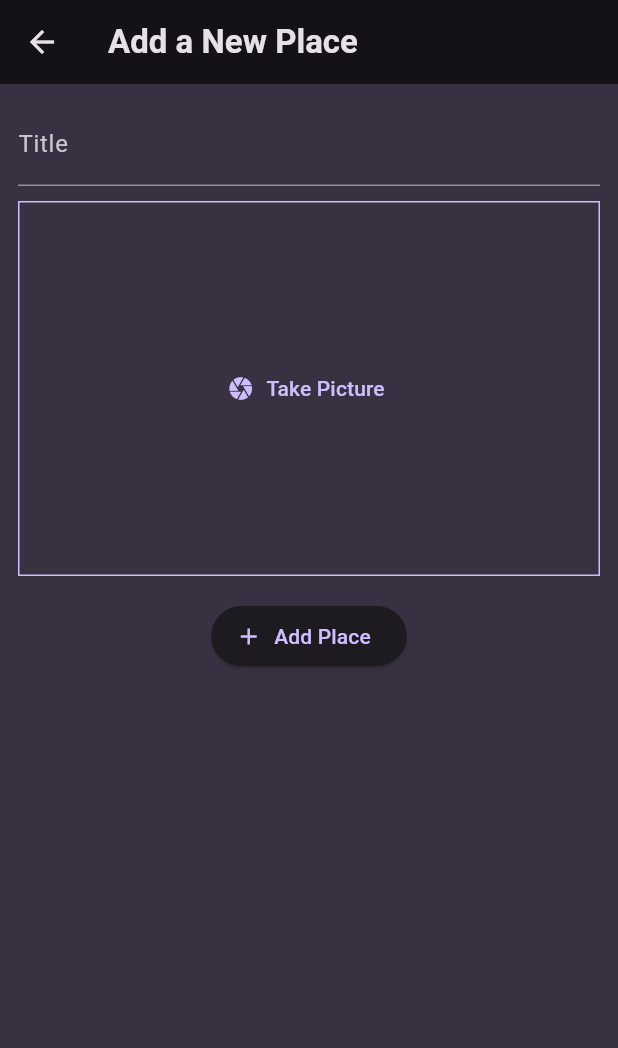
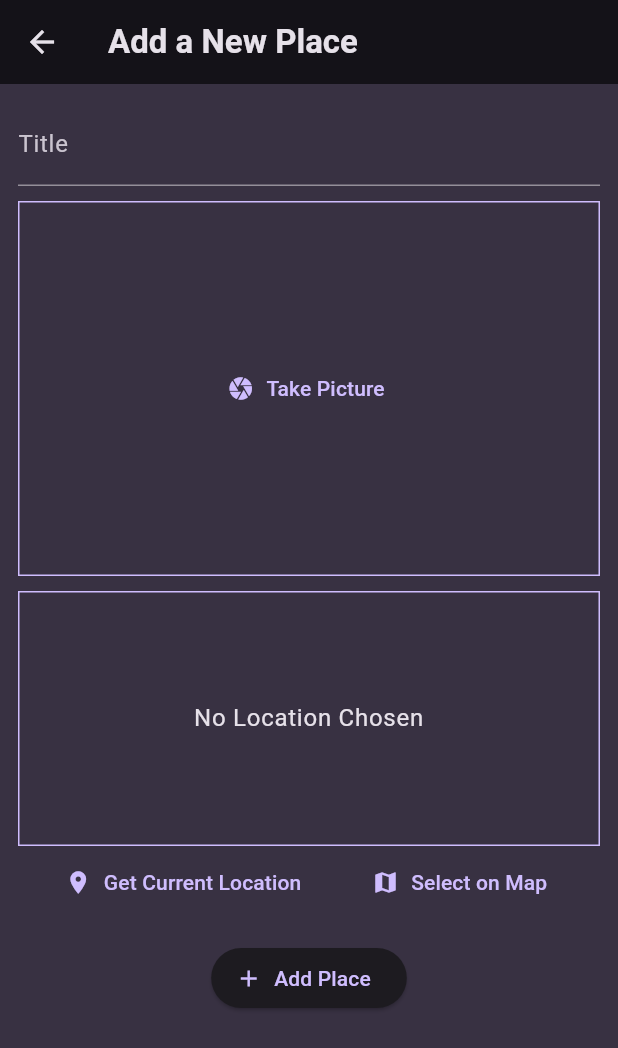
Before and after one commit to realbronoh/favorite-places, a Flutter app: the AddPlaceScreen screen opened directly, on a phone screen of 412 x 824 dp. Shown: the top 1048 px of the screen. Run offline on Flutter 3.47's test engine with Material 3 defaults, Android fonts, the phone set to English and light mode, and no system bars; our stand-ins replace flutter_riverpod, google_fonts, image_picker, location.

Commit message:
location lib setup

```diff
--- a/lib/screens/add_place.dart
+++ b/lib/screens/add_place.dart
@@ -2,6 +2,7 @@ import 'dart:io';
 
 import 'package:favorite_places/providers/user_places.dart';
 import 'package:favorite_places/widgets/image_input.dart';
+import 'package:favorite_places/widgets/location_input.dart';
 import 'package:flutter/material.dart';
 import 'package:flutter_riverpod/flutter_riverpod.dart';
 
@@ -62,6 +63,8 @@ class _AddPlaceScreenState extends ConsumerState<AddPlaceScreen> {
             ImageInput(
               onPickImage: _selectImage,
             ),
+            const SizedBox(height: 10),
+            const LocationInput(),
             const SizedBox(height: 16),
             ElevatedButton.icon(
               onPressed: _savePlace,
--- /dev/null
+++ b/lib/widgets/location_input.dart
@@ -0,0 +1,95 @@
+import 'package:flutter/material.dart';
+import 'package:location/location.dart';
+
+class LocationInput extends StatefulWidget {
+  const LocationInput({super.key});
+
+  @override
+  State<LocationInput> createState() => _LocationInputState();
+}
+
+class _LocationInputState extends State<LocationInput> {
+  Location? _pickedLocation;
+  bool _isGettingLocation = false;
+
+  void _getCurrentLocation() async {
+    Location location = Location();
+
+    bool serviceEnabled;
+    PermissionStatus permissionGranted;
+    LocationData locationData;
+
+    serviceEnabled = await location.serviceEnabled();
+    if (!serviceEnabled) {
+      serviceEnabled = await location.requestService();
+      if (!serviceEnabled) {
+        return;
+      }
+    }
+
+    permissionGranted = await location.hasPermission();
+    if (permissionGranted == PermissionStatus.denied) {
+      permissionGranted = await location.requestPermission();
+      if (permissionGranted != PermissionStatus.granted) {
+        return;
+      }
+    }
+
+    setState(() {
+      _isGettingLocation = true;
+    });
+
+    locationData = await location.getLocation();
+    setState(() {
+      _isGettingLocation = false;
+    });
+    print(locationData.latitude);
+    print(locationData.longitude);
+  }
+
+  @override
+  Widget build(BuildContext context) {
+    Widget previewContent = Text(
+      'No Location Chosen',
+      textAlign: TextAlign.center,
+      style: Theme.of(context).textTheme.bodyLarge!.copyWith(
+            color: Theme.of(context).colorScheme.onBackground,
+          ),
+    );
+
+    if (_isGettingLocation) {
+      previewContent = const CircularProgressIndicator();
+    }
+    return Column(
+      children: [
+        Container(
+          alignment: Alignment.center,
+          decoration: BoxDecoration(
+            border: Border.all(
+              width: 1,
+              color: Theme.of(context).colorScheme.primary,
+            ),
+          ),
+          height: 170,
+          width: double.infinity,
+          child: previewContent,
+        ),
+        Row(
+          mainAxisAlignment: MainAxisAlignment.spaceEvenly,
+          children: [
+            TextButton.icon(
+              icon: const Icon(Icons.location_on),
+              label: const Text('Get Current Location'),
+              onPressed: _getCurrentLocation,
+            ),
+            TextButton.icon(
+              icon: const Icon(Icons.map),
+              label: const Text('Select on Map'),
+              onPressed: () {},
+            ),
+          ],
+        ),
+      ],
+    );
+  }
+}
--- a/pubspec.yaml
+++ b/pubspec.yaml
@@ -39,6 +39,7 @@ dependencies:
   uuid: ^4.2.2
   flutter_riverpod: ^2.4.9
   image_picker: ^1.0.5
+  location: ^5.0.3
 
 dev_dependencies:
   flutter_test:
```
Also changed, not shown: pubspec.lock, 3 other files.
